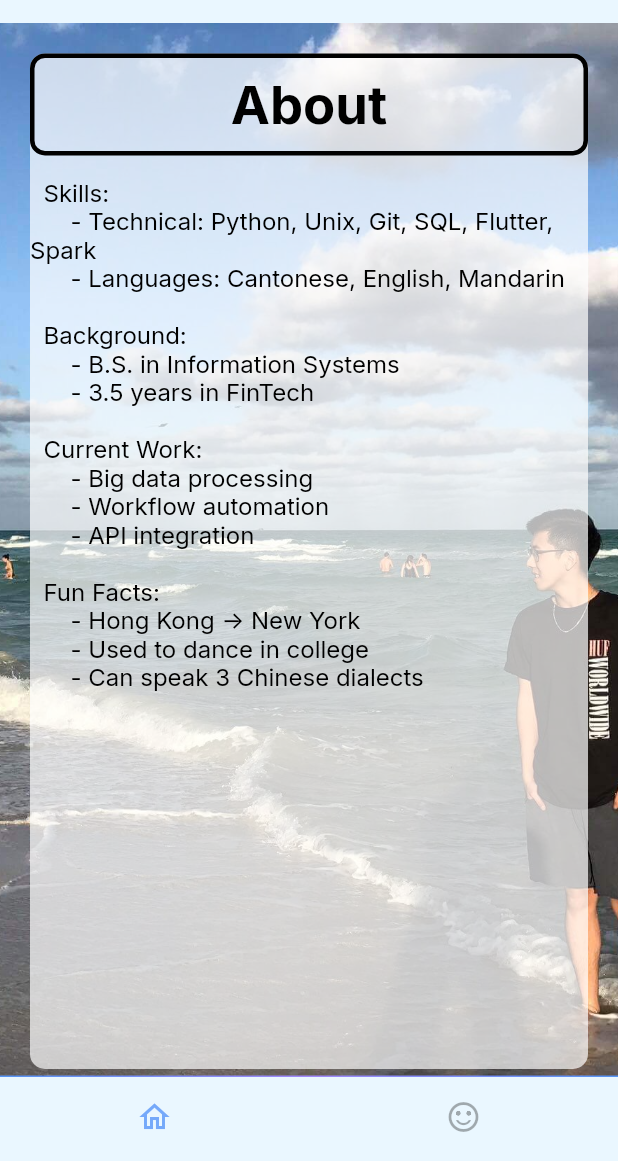
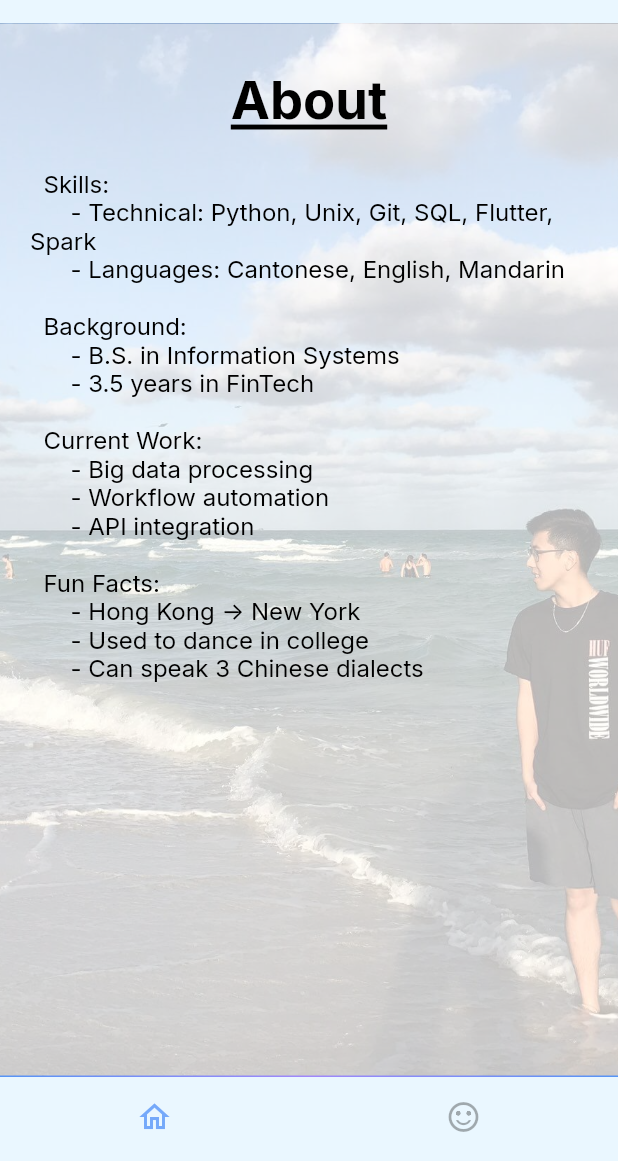
Before and after one commit to rickycheuk/my_web, a Flutter app: the screen it shows after launch, scrolled down 576 dp, on a phone screen of 412 x 824 dp, the part 75-1236 px from its top. Run offline on Flutter 3.47's test engine with Material 2 defaults, Android fonts, the phone set to English and light mode, and no system bars; our stand-ins replace animated_text_kit, cloud_firestore, firebase_analytics, firebase_auth, firebase_core, google_fonts; missing offline and left inert: flutter_rounded_progress_bar; accounts and stored records are empty; network calls fail.

Commit message:
clean up

```diff
--- a/lib/pages/home_page.dart
+++ b/lib/pages/home_page.dart
@@ -170,7 +170,6 @@ Widget aboutPage(bool isScreenWide, double width, Color? textColor) {
   Color textC = textColor as Color;
   return Container(
       alignment: Alignment.topCenter,
-      padding: const EdgeInsets.fromLTRB(20, 20, 20, 20),
       decoration: const BoxDecoration(
         image: DecorationImage(
           image: AssetImage("assets/images/ricky_beach.jpeg"),
@@ -178,9 +177,10 @@ Widget aboutPage(bool isScreenWide, double width, Color? textColor) {
         ),
       ),
       child: Container(
+          alignment: Alignment.topCenter,
+          padding: const EdgeInsets.fromLTRB(20, 20, 20, 20),
           decoration: BoxDecoration(
-              color: textC == kContentColorDarkTheme ? Colors.black.withOpacity(0.7) : Colors.white.withOpacity(0.7),
-              borderRadius: const BorderRadius.all(Radius.circular(10))),
+              color: textC == kContentColorDarkTheme ? Colors.black.withOpacity(0.7) : Colors.white.withOpacity(0.7)),
           child: Flex(
             mainAxisAlignment: MainAxisAlignment.center,
             crossAxisAlignment: CrossAxisAlignment.center,
@@ -193,12 +193,11 @@ Widget aboutPage(bool isScreenWide, double width, Color? textColor) {
                       width: min(width, 600),
                       alignment: Alignment.center,
                       padding: const EdgeInsets.all(10.0),
-                      decoration: BoxDecoration(
-                          border: Border.all(color: textC, width: 3), borderRadius: const BorderRadius.all(Radius.circular(10))),
+                      decoration: BoxDecoration(borderRadius: const BorderRadius.all(Radius.circular(10))),
                       child: const Text(
                         "About",
                         textAlign: TextAlign.center,
-                        style: TextStyle(fontSize: 35, fontWeight: FontWeight.bold),
+                        style: TextStyle(fontSize: 35, fontWeight: FontWeight.bold, decoration: TextDecoration.underline,),
                       ),
                     ),
                     Container(
```
Also changed, not shown: 1 other file.
